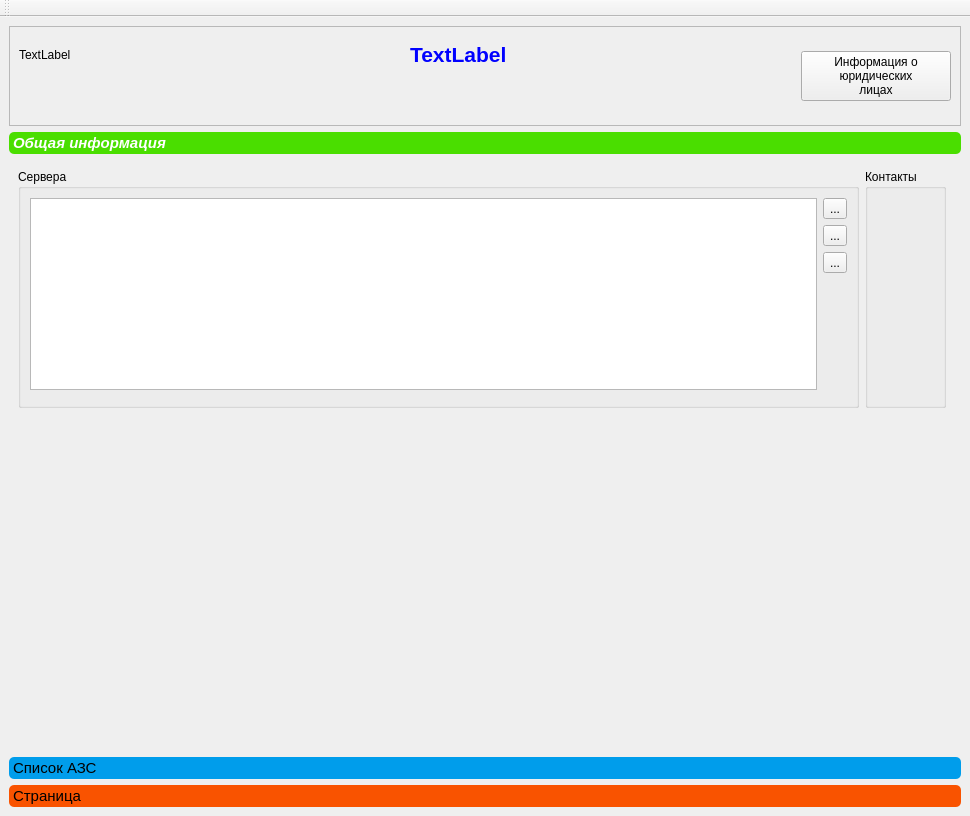
Old version of the form Clients/clientswindow.ui in the repository rust3128/HotlineDesktop.
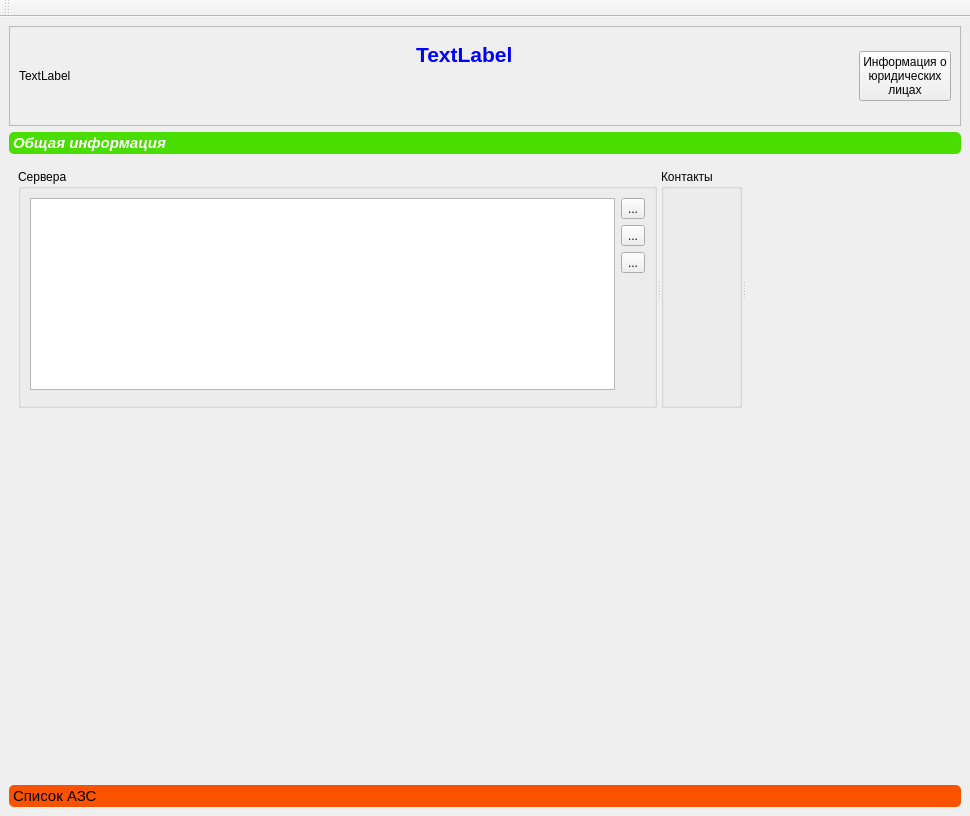
New version of the form. Icons and pictures are not drawn. Custom widgets are drawn as their Qt base class.

Commit message: MDI Area

The edit to the form file:
```diff
--- a/Clients/clientswindow.ui
+++ b/Clients/clientswindow.ui
@@ -23,30 +23,19 @@
         <height>100</height>
        </size>
       </property>
+      <property name="maximumSize">
+       <size>
+        <width>16777215</width>
+        <height>100</height>
+       </size>
+      </property>
       <property name="frameShape">
        <enum>QFrame::StyledPanel</enum>
       </property>
       <property name="frameShadow">
        <enum>QFrame::Raised</enum>
       </property>
-      <layout class="QGridLayout" name="gridLayout_2" columnstretch="0,0,0">
-       <item row="0" column="1">
-        <widget class="QLabel" name="labelName">
-         <property name="font">
-          <font>
-           <pointsize>16</pointsize>
-           <weight>75</weight>
-           <bold>true</bold>
-          </font>
-         </property>
-         <property name="styleSheet">
-          <string notr="true">color: rgb(0, 0, 255);</string>
-         </property>
-         <property name="text">
-          <string>TextLabel</string>
-         </property>
-        </widget>
-       </item>
+      <layout class="QGridLayout" name="gridLayout_2" columnstretch="0,1,0">
        <item row="0" column="2" rowspan="2">
         <widget class="QPushButton" name="pushButtonFirms">
          <property name="sizePolicy">
@@ -78,14 +67,31 @@
          </property>
         </widget>
        </item>
-       <item row="1" column="1">
+       <item row="0" column="1" alignment="Qt::AlignHCenter">
+        <widget class="QLabel" name="labelName">
+         <property name="font">
+          <font>
+           <pointsize>16</pointsize>
+           <weight>75</weight>
+           <bold>true</bold>
+          </font>
+         </property>
+         <property name="styleSheet">
+          <string notr="true">color: rgb(0, 0, 255);</string>
+         </property>
+         <property name="text">
+          <string>TextLabel</string>
+         </property>
+        </widget>
+       </item>
+       <item row="1" column="1" alignment="Qt::AlignHCenter">
         <widget class="QLabel" name="labelComments">
          <property name="text">
           <string/>
          </property>
         </widget>
        </item>
-       <item row="0" column="0">
+       <item row="0" column="0" rowspan="2">
         <widget class="QLabel" name="labelLogo">
          <property name="text">
           <string>TextLabel</string>
@@ -135,14 +141,18 @@
          <x>0</x>
          <y>0</y>
          <width>952</width>
-         <height>588</height>
+         <height>617</height>
         </rect>
        </property>
        <attribute name="label">
         <string>Общая информация</string>
        </attribute>
        <layout class="QGridLayout" name="gridLayout_5">
-        <item row="0" column="0" rowspan="3">
+        <item row="0" column="0">
+         <widget class="QSplitter" name="splitter">
+          <property name="orientation">
+           <enum>Qt::Horizontal</enum>
+          </property>
          <widget class="QGroupBox" name="groupBox">
           <property name="title">
            <string>Сервера</string>
@@ -255,21 +265,6 @@
            </item>
           </layout>
          </widget>
-        </item>
-        <item row="3" column="0">
-         <spacer name="verticalSpacer_2">
-          <property name="orientation">
-           <enum>Qt::Vertical</enum>
-          </property>
-          <property name="sizeHint" stdset="0">
-           <size>
-            <width>20</width>
-            <height>40</height>
-           </size>
-          </property>
-         </spacer>
-        </item>
-        <item row="0" column="1" rowspan="3" colspan="2">
          <widget class="QGroupBox" name="groupBox_2">
           <property name="title">
            <string>Контакты</string>
@@ -280,9 +275,21 @@
            </item>
           </layout>
          </widget>
-        </item>
-        <item row="0" column="3" rowspan="3">
          <widget class="PaytypeForm" name="widgetPaytypes" native="true"/>
+         </widget>
+        </item>
+        <item row="1" column="0">
+         <spacer name="verticalSpacer_2">
+          <property name="orientation">
+           <enum>Qt::Vertical</enum>
+          </property>
+          <property name="sizeHint" stdset="0">
+           <size>
+            <width>20</width>
+            <height>40</height>
+           </size>
+          </property>
+         </spacer>
         </item>
        </layout>
       </widget>
@@ -299,19 +306,6 @@
         <string>Список АЗС</string>
        </attribute>
       </widget>
-      <widget class="QWidget" name="page">
-       <property name="geometry">
-        <rect>
-         <x>0</x>
-         <y>0</y>
-         <width>952</width>
-         <height>588</height>
-        </rect>
-       </property>
-       <attribute name="label">
-        <string>Страница</string>
-       </attribute>
-      </widget>
      </widget>
     </item>
    </layout>
```
Left out of the diff: 34 changed lines with no effect on the pictures. Lines whose indentation alone changed are shown as unchanged. The commit also changes 2 other files.
